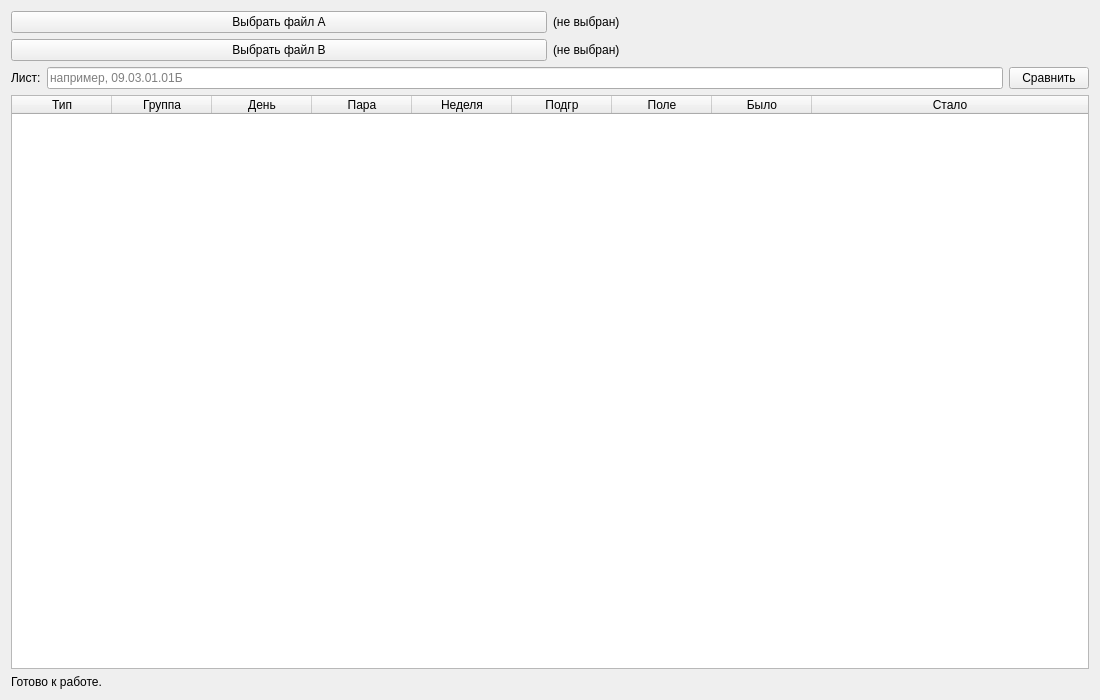
This is src/gui/ui/main-window.ui in PavelSbvt/office-technologies-lab-3.1 as Qt 5 draws it before an edit. The edited form follows.
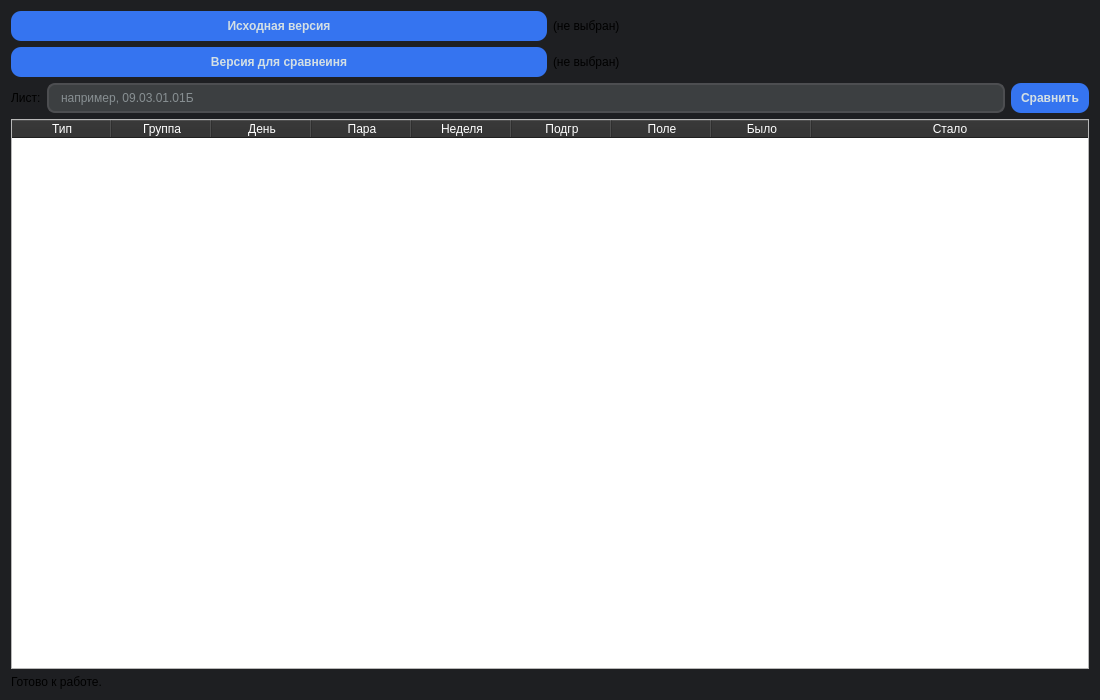
This is the edited form.

Commit message: > [src/gui/ui/main_window.ui] - change labels and styles for buttons and table in ui form

```diff
--- a/src/gui/ui/main-window.ui
+++ b/src/gui/ui/main-window.ui
@@ -13,13 +13,52 @@
   <property name="windowTitle">
    <string>Офисные технологии — ЛР 3.1: сравнение расписаний</string>
   </property>
+  <property name="styleSheet">
+   <string notr="true">QWidget#MainWindow {
+    background-color: #1E1F22;
+    border-radius: 10px;
+}</string>
+  </property>
   <layout class="QVBoxLayout" name="rootLayout">
    <item>
     <layout class="QHBoxLayout" name="rowA">
      <item>
       <widget class="QPushButton" name="btn_a">
+       <property name="minimumSize">
+        <size>
+         <width>0</width>
+         <height>30</height>
+        </size>
+       </property>
+       <property name="maximumSize">
+        <size>
+         <width>16777215</width>
+         <height>30</height>
+        </size>
+       </property>
+       <property name="styleSheet">
+        <string notr="true">QPushButton#btn_a,
+QPushButton#btn_b {
+    background-color: #3574F0;
+    color: #D4E0E4;
+    border: none;
+    border-radius: 10px;
+    font-weight: bold;
+    padding: 0px 10px;
+}
+
+QPushButton#btn_a:hover,
+QPushButton#btn_b:hover {
+    background-color: #2866e0;
+}
+
+QPushButton#btn_a:pressed,
+QPushButton#btn_b:pressed {
+    background-color: #2557ba;
+}</string>
+       </property>
        <property name="text">
-        <string>Выбрать файл A</string>
+        <string>Исходная версия</string>
        </property>
       </widget>
      </item>
@@ -36,8 +75,41 @@
     <layout class="QHBoxLayout" name="rowB">
      <item>
       <widget class="QPushButton" name="btn_b">
+       <property name="minimumSize">
+        <size>
+         <width>0</width>
+         <height>30</height>
+        </size>
+       </property>
+       <property name="maximumSize">
+        <size>
+         <width>16777215</width>
+         <height>30</height>
+        </size>
+       </property>
+       <property name="styleSheet">
+        <string notr="true">QPushButton#btn_a,
+QPushButton#btn_b {
+    background-color: #3574F0;
+    color: #D4E0E4;
+    border: none;
+    border-radius: 10px;
+    font-weight: bold;
+    padding: 0px 10px;
+}
+
+QPushButton#btn_a:hover,
+QPushButton#btn_b:hover {
+    background-color: #2866e0;
+}
+
+QPushButton#btn_a:pressed,
+QPushButton#btn_b:pressed {
+    background-color: #2557ba;
+}</string>
+       </property>
        <property name="text">
-        <string>Выбрать файл B</string>
+        <string>Версия для сравнеиня</string>
        </property>
       </widget>
      </item>
@@ -61,6 +133,36 @@
      </item>
      <item>
       <widget class="QLineEdit" name="edit_sheet">
+       <property name="minimumSize">
+        <size>
+         <width>0</width>
+         <height>30</height>
+        </size>
+       </property>
+       <property name="maximumSize">
+        <size>
+         <width>16777215</width>
+         <height>30</height>
+        </size>
+       </property>
+       <property name="styleSheet">
+        <string notr="true">QLineEdit#edit_sheet {
+    background-color: #3C3F41;
+    color: #D4E0E4;
+    border: 2px solid #4D4E51;
+    border-radius: 8px;
+    padding: 5px 10px;
+}
+
+QLineEdit#edit_sheet:focus {
+    border: 2px solid #CED0D6;
+    background-color: #3C3F41;
+}
+
+QLineEdit#edit_sheet::placeholder {
+    color: #6272a4;
+}</string>
+       </property>
        <property name="placeholderText">
         <string>например, 09.03.01.01Б</string>
        </property>
@@ -68,6 +170,36 @@
      </item>
      <item>
       <widget class="QPushButton" name="btn_cmp">
+       <property name="minimumSize">
+        <size>
+         <width>0</width>
+         <height>30</height>
+        </size>
+       </property>
+       <property name="maximumSize">
+        <size>
+         <width>16777215</width>
+         <height>30</height>
+        </size>
+       </property>
+       <property name="styleSheet">
+        <string notr="true">QPushButton#btn_cmp {
+    background-color: #3574F0;
+    color: #D4E0E4;
+    border: none;
+    border-radius: 10px;
+    font-weight: bold;
+    padding: 0px 10px;
+}
+
+QPushButton#btn_cmp:hover {
+    background-color: #2866e0;
+}
+
+QPushButton#btn_cmp:pressed {
+    background-color: #2557ba;
+}</string>
+       </property>
        <property name="text">
         <string>Сравнить</string>
        </property>
@@ -77,6 +209,20 @@
    </item>
    <item>
     <widget class="QTableWidget" name="table">
+     <property name="styleSheet">
+      <string notr="true">QTableWidget {
+    alternate-background-color: #252525;
+    gridline-color: #444;
+}
+QTableWidget::item {
+    color: #E0E0E0;
+    padding: 4px;
+}
+QHeaderView::section {
+    background-color: #2D2D2D;
+    color: #FFFFFF;
+}</string>
+     </property>
      <property name="columnCount">
       <number>9</number>
      </property>
```
Left out of the diff: 6 changed lines with no effect on the pictures.
